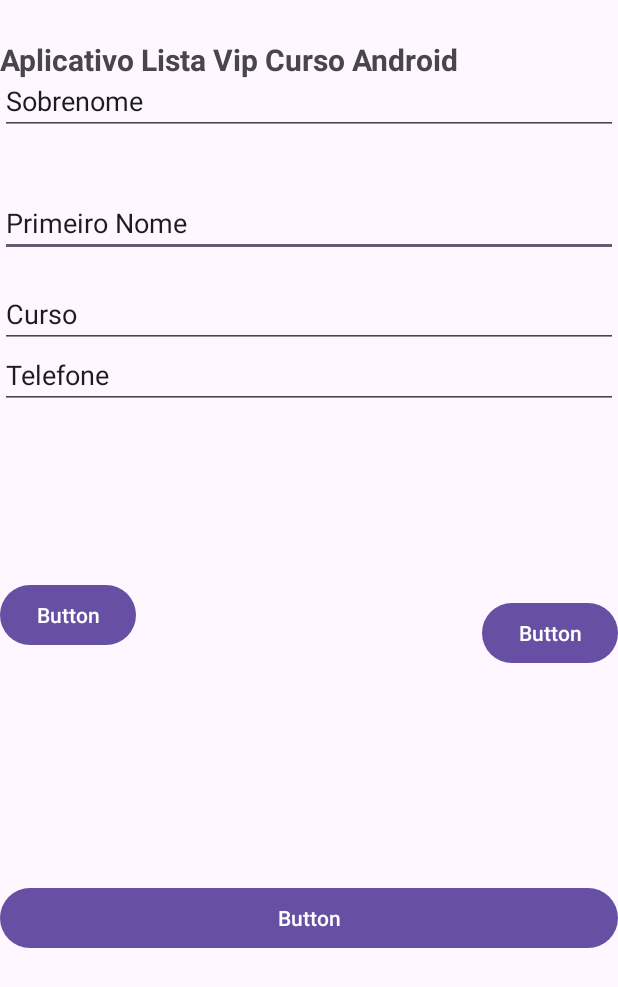
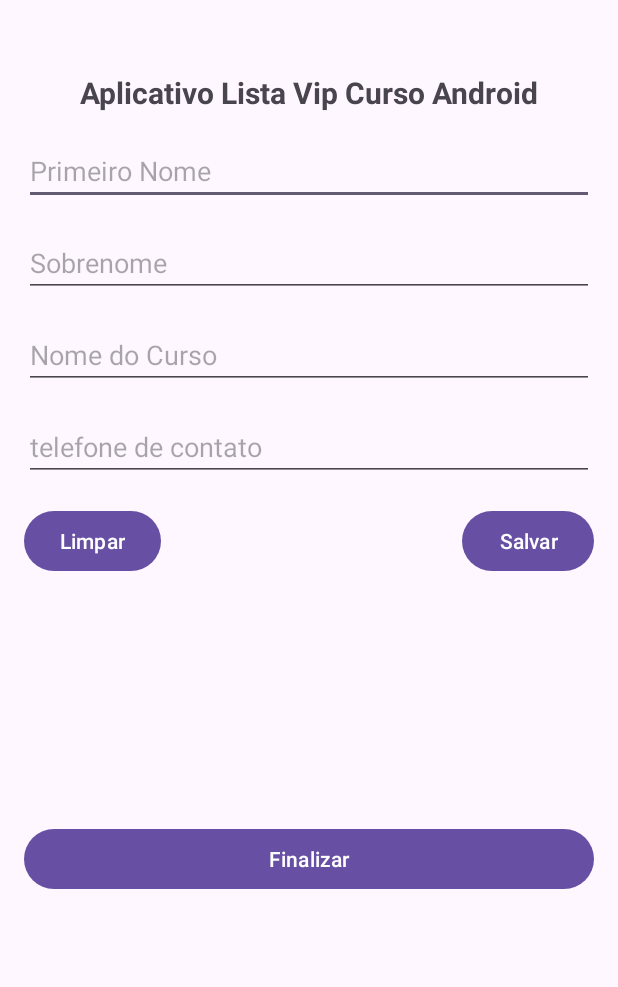
Before and after one commit to WesleySchuab/MobileDevelop-2023, an Android app: the screen it shows after launch (MainActivity), on a phone screen of 412 x 824 dp. Shown: the top 987 px of the screen. Run offline under Robolectric (Android 15) with nearby library versions, the phone set to English and light mode, and no system bars.

Commit message:
auste de layoult e od ids

```diff
--- a/AppListaCurso/app/src/main/res/layout/activity_main.xml
+++ b/AppListaCurso/app/src/main/res/layout/activity_main.xml
@@ -6,99 +6,91 @@
     android:layout_height="match_parent"
     tools:context=".MainActivity">
 
+
     <TextView
-        android:id="@+id/textView"
+        android:id="@+id/txtTitulo"
         android:layout_width="wrap_content"
         android:layout_height="wrap_content"
-        android:text="Aplicativo Lista Vip Curso Android"
+        android:layout_marginTop="48dp"
+        android:text="@string/txt_titulo"
         android:textSize="20sp"
         android:textStyle="bold"
-        app:layout_constraintBottom_toBottomOf="parent"
-        app:layout_constraintTop_toTopOf="parent"
-        app:layout_constraintVertical_bias="0.033"
-        tools:layout_editor_absoluteX="50dp" />
-
+        app:layout_constraintEnd_toEndOf="parent"
+        app:layout_constraintStart_toStartOf="parent"
+        app:layout_constraintTop_toTopOf="parent" />
 
     <EditText
-        android:id="@+id/editTextText"
+        android:id="@+id/editPrimeiroNome"
         android:layout_width="match_parent"
         android:layout_height="wrap_content"
-        android:layout_marginTop="28dp"
+        android:layout_margin="16dp"
         android:ems="10"
-        android:hint="Primeiro Nome"
+        android:hint="@string/txt_hint_edit_primeiro_nome"
         android:inputType="text"
-        android:text="Primeiro Nome"
-        app:layout_constraintBottom_toBottomOf="parent"
-        app:layout_constraintTop_toBottomOf="@+id/textView"
-        app:layout_constraintVertical_bias="0.064"
+        app:layout_constraintTop_toBottomOf="@+id/txtTitulo"
         tools:layout_editor_absoluteX="0dp" />
 
     <EditText
-        android:id="@+id/editTextText"
+        android:id="@+id/editSobrenome"
         android:layout_width="match_parent"
         android:layout_height="wrap_content"
-        android:layout_marginBottom="76dp"
+        android:layout_margin="16dp"
         android:ems="10"
-        android:hint="Curso"
+        android:hint="@string/txt_hint_edit_sobrenome"
         android:inputType="text"
-        android:text="Curso"
-        app:layout_constraintBottom_toBottomOf="parent"
-        app:layout_constraintTop_toBottomOf="@+id/editTextText"
-        app:layout_constraintVertical_bias="0.158"
+        app:layout_constraintTop_toBottomOf="@+id/editPrimeiroNome"
         tools:layout_editor_absoluteX="16dp" />
 
     <EditText
-        android:id="@+id/editTextText"
+        android:id="@+id/editNomeDoCurso"
         android:layout_width="match_parent"
         android:layout_height="wrap_content"
+        android:layout_margin="16dp"
         android:ems="10"
-        android:hint="Telefone"
+        android:hint="@string/txt_hint_edit_nome_do_curso"
         android:inputType="text"
-        android:text="Telefone"
-        app:layout_constraintBottom_toBottomOf="parent"
-        app:layout_constraintTop_toBottomOf="@+id/editTextText"
-        app:layout_constraintVertical_bias="0.2"
+        app:layout_constraintTop_toBottomOf="@+id/editSobrenome"
+        tools:layout_editor_absoluteX="0dp" />
+
+    <EditText
+        android:id="@+id/editTelefone"
+        android:layout_width="match_parent"
+        android:layout_height="wrap_content"
+        android:layout_margin="16dp"
+        android:ems="10"
+        android:hint="@string/txt_hint_edit_telefone_de_contato"
+        android:inputType="text"
+        app:layout_constraintTop_toBottomOf="@+id/editNomeDoCurso"
         tools:layout_editor_absoluteX="16dp" />
 
-    <EditText
-        android:id="@+id/editTextText"
+    <Button
+        android:id="@+id/btnLimpar"
+        android:layout_width="wrap_content"
+        android:layout_height="wrap_content"
+        android:layout_marginStart="32dp"
+        android:layout_margin="16dp"
+        android:text="@string/txt_button_limpar"
+        app:layout_constraintStart_toStartOf="parent"
+        app:layout_constraintTop_toBottomOf="@+id/editTelefone" />
+
+    <Button
+        android:id="@+id/btnSalvar"
+        android:layout_width="wrap_content"
+        android:layout_height="wrap_content"
+        android:layout_margin="16dp"
+        android:text="@string/txt_button_salvar"
+        app:layout_constraintEnd_toEndOf="parent"
+        app:layout_constraintTop_toBottomOf="@+id/editTelefone" />
+
+    <Button
+        android:id="@+id/btnFinalizar"
         android:layout_width="match_parent"
         android:layout_height="wrap_content"
-        android:ems="10"
-        android:hint="Sobrenome"
-        android:inputType="text"
-        android:text="Sobrenome"
+        android:layout_margin="16dp"
+        android:text="@string/txt_button_finalizar"
         app:layout_constraintBottom_toBottomOf="parent"
-        app:layout_constraintTop_toBottomOf="@+id/editTextText"
-        app:layout_constraintVertical_bias="0.057"
+        app:layout_constraintTop_toBottomOf="@+id/editTelefone"
         tools:layout_editor_absoluteX="0dp" />
-
-    <Button
-        android:id="@+id/button"
-        android:layout_width="wrap_content"
-        android:layout_height="wrap_content"
-        android:layout_marginTop="296dp"
-        android:text="Button"
-        app:layout_constraintStart_toStartOf="parent"
-        app:layout_constraintTop_toBottomOf="@+id/editTextText" />
-
-    <Button
-        android:id="@+id/button"
-        android:layout_width="wrap_content"
-        android:layout_height="wrap_content"
-        android:layout_marginTop="308dp"
-        android:text="Button"
-        app:layout_constraintEnd_toEndOf="parent"
-        app:layout_constraintTop_toBottomOf="@+id/editTextText" />
-
-    <Button
-        android:id="@+id/button"
-        android:layout_width="match_parent"
-        android:layout_height="wrap_content"
-        android:layout_marginBottom="188dp"
-        android:text="Button"
-        app:layout_constraintBottom_toBottomOf="parent"
-        tools:layout_editor_absoluteX="16dp" />
 
 
 </androidx.constraintlayout.widget.ConstraintLayout>
--- a/AppListaCurso/app/src/main/res/values/strings.xml
+++ b/AppListaCurso/app/src/main/res/values/strings.xml
@@ -1,3 +1,11 @@
 <resources>
     <string name="app_name">AppListaCurso</string>
+    <string name="txt_titulo">Aplicativo Lista Vip Curso Android</string>
+    <string name="txt_hint_edit_primeiro_nome">Primeiro Nome</string>
+    <string name="txt_hint_edit_sobrenome">Sobrenome</string>
+    <string name="txt_hint_edit_nome_do_curso">Nome do Curso</string>
+    <string name="txt_hint_edit_telefone_de_contato">telefone de contato</string>
+    <string name="txt_button_limpar">Limpar</string>
+    <string name="txt_button_salvar">Salvar</string>
+    <string name="txt_button_finalizar">Finalizar</string>
 </resources>
```
